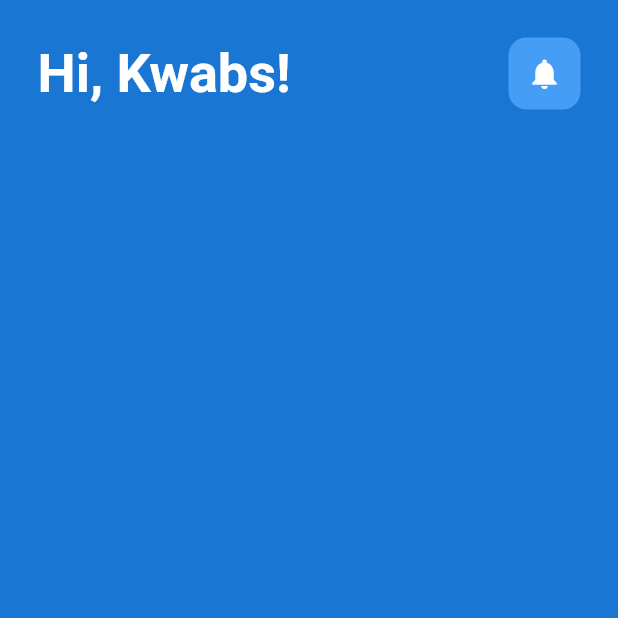
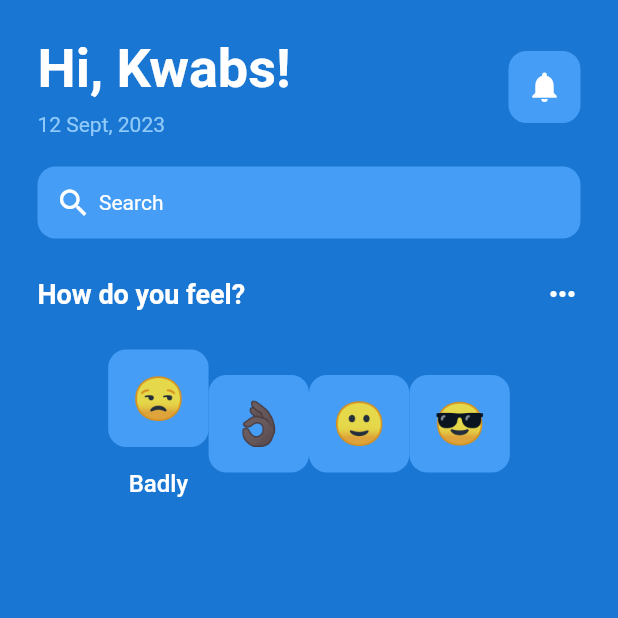
Before and after one commit to kwabenaf/checkupapp, a Flutter app: the screen it shows after launch, on a phone screen of 412 x 824 dp, the top half of it. Run offline on Flutter 3.47's test engine with Material 2 defaults, Android fonts, the phone set to English and light mode, and no system bars.

Commit message:
finished top text, currently making emote buttons

```diff
--- a/lib/constants/constants.dart
+++ b/lib/constants/constants.dart
@@ -3,14 +3,27 @@ import 'package:flutter/material.dart';
 // Custom colours
 const Color tdBlue = Color(0xFF1976D2);
 const Color liBlue = Color(0xFF459DF5);
+const Color txtBlue = Color(0xFF90CAF9);
 
 const Color tdWhite = Color(0xFFFFFFFF);
 
 //Text Styles
-const TextStyle headerBold = TextStyle(
+const TextStyle h1Bold = TextStyle(
   color: tdWhite,
   fontSize: 36,
   fontWeight: FontWeight.bold,
+);
+
+const TextStyle h2Bold = TextStyle(
+  color: tdWhite,
+  fontSize: 18,
+  fontWeight: FontWeight.bold,
+);
+
+const TextStyle p1Text = TextStyle(
+  color: tdWhite,
+  fontSize: 16,
+  fontWeight: FontWeight.w500,
 );
 
 //icons
--- a/lib/main.dart
+++ b/lib/main.dart
@@ -10,7 +10,7 @@ class MyApp extends StatelessWidget {
 
   @override
   Widget build(BuildContext context) {
-    return MaterialApp(
+    return const MaterialApp(
       debugShowCheckedModeBanner: false,
       home: HomePage(),
     );
--- a/lib/pages/home_page.dart
+++ b/lib/pages/home_page.dart
@@ -3,6 +3,7 @@
 import 'package:flutter/material.dart';
 
 import '../constants/constants.dart';
+import '../util/emoticon_face.dart';
 
 class HomePage extends StatefulWidget {
   const HomePage({Key? key}) : super(key: key);
@@ -19,14 +20,30 @@ class _HomePageState extends State<HomePage> {
       body: SafeArea(
         child: Padding(
           padding: const EdgeInsets.all(25.0),
-          child: Column(children: [
-            // Hi Kwabs
+          child: Column(
+            children: [
+              // greetings row
               Row(
                 mainAxisAlignment: MainAxisAlignment.spaceBetween,
                 children: [
+                  // Hi Kwabs
+                  Column(
+                    crossAxisAlignment: CrossAxisAlignment.start,
+                    children: [
                       Text(
                         'Hi, Kwabs!',
-                  style: headerBold, //using custom style from const file
+                        style: h1Bold, //using custom style from const file
+                      ),
+                      SizedBox(
+                        height: 8,
+                      ),
+                      Text(
+                        '12 Sept, 2023',
+                        style: TextStyle(
+                          color: txtBlue,
+                        ),
+                      )
+                    ],
                   ),
 
                   //notification
@@ -40,9 +57,111 @@ class _HomePageState extends State<HomePage> {
                   )
                 ],
               ),
-          ]),
+
+              SizedBox(
+                height: 20,
+              ),
+
+              // SearchBar
+              Container(
+                decoration: BoxDecoration(
+                  color: liBlue,
+                  borderRadius: BorderRadius.circular(12),
+                ),
+                padding: EdgeInsets.all(12),
+                child: Row(
+                  children: [
+                    Icon(
+                      Icons.search,
+                      color: tdWhite,
+                    ),
+                    SizedBox(
+                      width: 5,
+                    ),
+                    Text(
+                      'Search',
+                      style: TextStyle(
+                        color: tdWhite,
+                      ),
+                    ),
+                  ],
+                ),
+              ),
+
+              SizedBox(
+                height: 25,
+              ),
+
+              // How do you feel?
+              Row(
+                mainAxisAlignment: MainAxisAlignment.spaceBetween,
+                children: [
+                  Text(
+                    'How do you feel?',
+                    style: h2Bold,
+                  ),
+                  Icon(
+                    Icons.more_horiz,
+                    color: tdWhite,
+                  ),
+                ],
+              ),
+
+              SizedBox(
+                height: 25,
+              ),
+
+              // face buttons
+              Row(
+                mainAxisAlignment: MainAxisAlignment.center,
+                children: [
+                  // badly
+                  Column(
+                    children: [
+                      EmoticonFace(emoticonFace: '😒'),
+                      SizedBox(
+                        height: 15,
+                      ),
+                      Text(
+                        'Badly',
+                        style: p1Text,
+                      ),
+                    ],
+                  ),
+                  // fine
+                  EmoticonFace(emoticonFace: '👌🏿'),
+                  // well
+                  EmoticonFace(emoticonFace: '🙂'),
+                  // excellent
+                  EmoticonFace(emoticonFace: '😎'),
+                ],
+              )
+            ],
+          ),
         ),
       ),
     );
   }
 }
+
+
+/*
+class NotiButton extends StatelessWidget {
+  const NotiButton({
+    super.key,
+  });
+
+  @override
+  Widget build(BuildContext context) {
+    return Container(
+      decoration: BoxDecoration(
+        color: liBlue,
+        borderRadius: BorderRadius.circular(12),
+      ),
+      padding: EdgeInsets.all(12),
+      child: notiIcon,
+    );
+
+  }
+}
+*/
--- /dev/null
+++ b/lib/util/emoticon_face.dart
@@ -0,0 +1,29 @@
+import 'package:flutter/material.dart';
+
+import '../constants/constants.dart';
+
+class EmoticonFace extends StatelessWidget {
+  final String emoticonFace;
+
+  const EmoticonFace({
+    super.key,
+    required this.emoticonFace,
+  });
+
+  @override
+  Widget build(BuildContext context) {
+    return Container(
+      decoration: BoxDecoration(
+        color: liBlue,
+        borderRadius: BorderRadius.circular(12),
+      ),
+      padding: EdgeInsets.all(16),
+      child: Text(
+        emoticonFace,
+        style: TextStyle(
+          fontSize: 28,
+        ),
+      ),
+    );
+  }
+}
```
Lines whose indentation alone changed are shown as unchanged.
